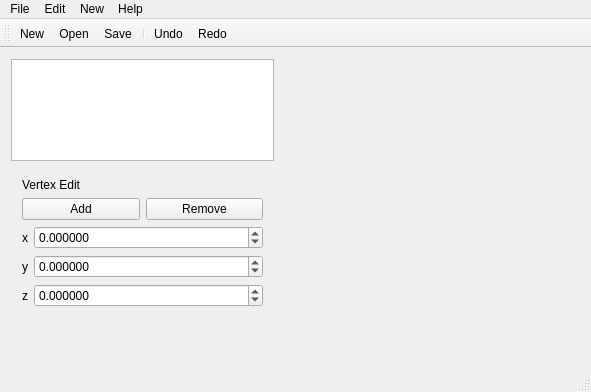
Old version of the form QtRGineModelEditor/mainwindow.ui in the repository ricardobusta/harpia-game-engine.
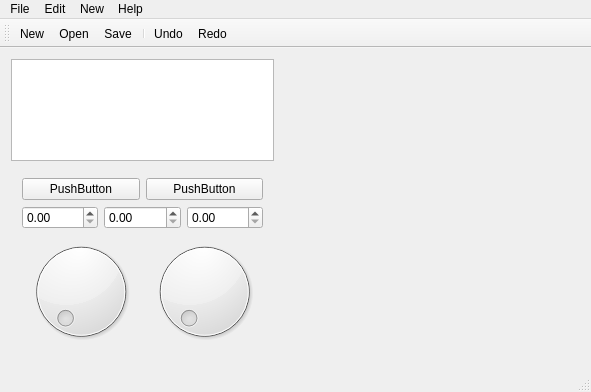
New version of the form.

```diff
--- a/QtRGineModelEditor/mainwindow.ui
+++ b/QtRGineModelEditor/mainwindow.ui
@@ -47,7 +47,7 @@
          </sizepolicy>
         </property>
         <property name="currentIndex">
-         <number>3</number>
+         <number>4</number>
         </property>
         <widget class="QWidget" name="emptyPage">
          <layout class="QVBoxLayout" name="verticalLayout">
@@ -349,6 +349,51 @@
           </item>
          </layout>
         </widget>
+        <widget class="QWidget" name="pivotPage">
+         <layout class="QVBoxLayout" name="verticalLayout_2">
+          <item>
+           <layout class="QHBoxLayout" name="horizontalLayout_9">
+            <item>
+             <widget class="QPushButton" name="pushButton">
+              <property name="text">
+               <string>PushButton</string>
+              </property>
+             </widget>
+            </item>
+            <item>
+             <widget class="QPushButton" name="pushButton_2">
+              <property name="text">
+               <string>PushButton</string>
+              </property>
+             </widget>
+            </item>
+           </layout>
+          </item>
+          <item>
+           <layout class="QHBoxLayout" name="horizontalLayout_11">
+            <item>
+             <widget class="QDoubleSpinBox" name="doubleSpinBox_3"/>
+            </item>
+            <item>
+             <widget class="QDoubleSpinBox" name="doubleSpinBox_2"/>
+            </item>
+            <item>
+             <widget class="QDoubleSpinBox" name="doubleSpinBox"/>
+            </item>
+           </layout>
+          </item>
+          <item>
+           <layout class="QHBoxLayout" name="horizontalLayout_10">
+            <item>
+             <widget class="QDial" name="dial_2"/>
+            </item>
+            <item>
+             <widget class="QDial" name="dial"/>
+            </item>
+           </layout>
+          </item>
+         </layout>
+        </widget>
         <widget class="QWidget" name="normalPage">
          <layout class="QVBoxLayout" name="verticalLayout_11">
           <item>
```
